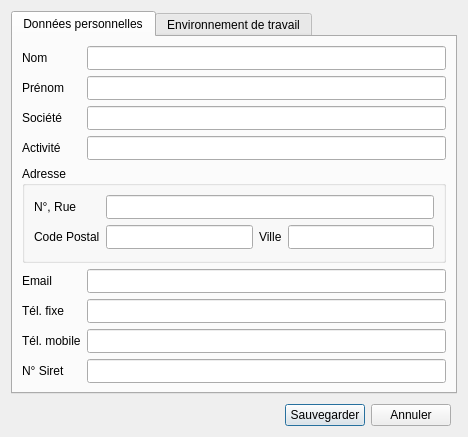
Above: src/gui/dialogs/userdatadialog.ui from FACT-Team/FactDev before the change. Below: the same form after it.
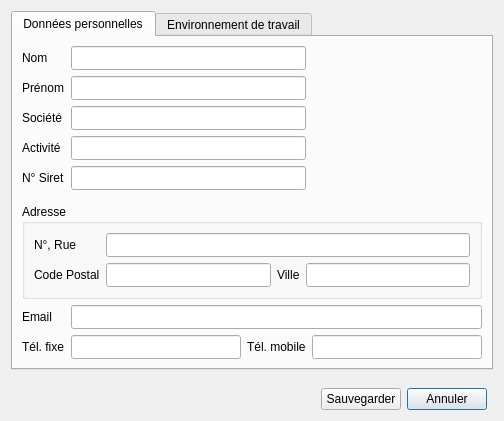
That is the form after the change. Icons and pictures are not drawn. Custom widgets are drawn as their Qt base class.

Commit message: Add Widget to browse image

Diff of the .ui file:
```diff
--- a/src/gui/dialogs/userdatadialog.ui
+++ b/src/gui/dialogs/userdatadialog.ui
@@ -6,10 +6,16 @@
    <rect>
     <x>0</x>
     <y>0</y>
-    <width>468</width>
-    <height>437</height>
+    <width>504</width>
+    <height>421</height>
    </rect>
   </property>
+  <property name="minimumSize">
+   <size>
+    <width>500</width>
+    <height>420</height>
+   </size>
+  </property>
   <property name="windowTitle">
    <string>Renseigner les données vous concernant</string>
   </property>
@@ -18,6 +24,33 @@
     <normaloff>:/icons/FactDev</normaloff>:/icons/FactDev</iconset>
   </property>
   <layout class="QGridLayout" name="gridLayout_3">
+   <item row="1" column="0" colspan="3">
+    <spacer name="verticalSpacer_2">
+     <property name="orientation">
+      <enum>Qt::Vertical</enum>
+     </property>
+     <property name="sizeHint" stdset="0">
+      <size>
+       <width>20</width>
+       <height>40</height>
+      </size>
+     </property>
+    </spacer>
+   </item>
+   <item row="4" column="3">
+    <layout class="QHBoxLayout" name="horizontalLayout"/>
+   </item>
+   <item row="2" column="2">
+    <widget class="QPushButton" name="btnCancel">
+     <property name="text">
+      <string>Annuler</string>
+     </property>
+     <property name="icon">
+      <iconset resource="../../icons.qrc">
+       <normaloff>:/icons/img/cancel.png</normaloff>:/icons/img/cancel.png</iconset>
+     </property>
+    </widget>
+   </item>
    <item row="2" column="1">
     <widget class="QPushButton" name="btnValid">
      <property name="text">
@@ -42,20 +75,6 @@
      </property>
     </spacer>
    </item>
-   <item row="4" column="3">
-    <layout class="QHBoxLayout" name="horizontalLayout"/>
-   </item>
-   <item row="2" column="2">
-    <widget class="QPushButton" name="btnCancel">
-     <property name="text">
-      <string>Annuler</string>
-     </property>
-     <property name="icon">
-      <iconset resource="../../icons.qrc">
-       <normaloff>:/icons/img/cancel.png</normaloff>:/icons/img/cancel.png</iconset>
-     </property>
-    </widget>
-   </item>
    <item row="0" column="0" colspan="4">
     <widget class="QTabWidget" name="tabUserData">
      <property name="tabShape">
@@ -69,6 +88,37 @@
        <string>Données personnelles</string>
       </attribute>
       <layout class="QGridLayout" name="gridLayout">
+       <item row="10" column="0">
+        <widget class="QLabel" name="lbEmail">
+         <property name="text">
+          <string>Email</string>
+         </property>
+        </widget>
+       </item>
+       <item row="11" column="0">
+        <widget class="QLabel" name="lbPhone">
+         <property name="text">
+          <string>Tél. fixe</string>
+         </property>
+        </widget>
+       </item>
+       <item row="11" column="1">
+        <widget class="Gui::Widgets::CheckFields::CheckPhone" name="lePhone">
+         <property name="minimumSize">
+          <size>
+           <width>0</width>
+           <height>24</height>
+          </size>
+         </property>
+        </widget>
+       </item>
+       <item row="1" column="0">
+        <widget class="QLabel" name="lbFirstname">
+         <property name="text">
+          <string>Prénom</string>
+         </property>
+        </widget>
+       </item>
        <item row="0" column="0">
         <widget class="QLabel" name="lbLastname">
          <property name="text">
@@ -76,21 +126,38 @@
          </property>
         </widget>
        </item>
-       <item row="10" column="0">
+       <item row="3" column="0">
+        <widget class="QLabel" name="lbTitle">
+         <property name="text">
+          <string>Activité</string>
+         </property>
+        </widget>
+       </item>
+       <item row="2" column="0">
+        <widget class="QLabel" name="lbCompany">
+         <property name="text">
+          <string>Société</string>
+         </property>
+        </widget>
+       </item>
+       <item row="11" column="2">
         <widget class="QLabel" name="lbMobilePhone">
          <property name="text">
           <string>Tél. mobile</string>
          </property>
         </widget>
        </item>
-       <item row="11" column="0">
-        <widget class="QLabel" name="lbNoSiret">
-         <property name="text">
-          <string>N° Siret</string>
+       <item row="11" column="3">
+        <widget class="Gui::Widgets::CheckFields::CheckPhone" name="leMobilePhone">
+         <property name="minimumSize">
+          <size>
+           <width>0</width>
+           <height>24</height>
+          </size>
          </property>
         </widget>
        </item>
-       <item row="7" column="0" colspan="2">
+       <item row="9" column="0" colspan="4">
         <widget class="QGroupBox" name="groupBox">
          <property name="title">
           <string>Adresse</string>
@@ -150,42 +217,7 @@
          </layout>
         </widget>
        </item>
-       <item row="8" column="0">
-        <widget class="QLabel" name="lbEmail">
-         <property name="text">
-          <string>Email</string>
-         </property>
-        </widget>
-       </item>
-       <item row="9" column="0">
-        <widget class="QLabel" name="lbPhone">
-         <property name="text">
-          <string>Tél. fixe</string>
-         </property>
-        </widget>
-       </item>
-       <item row="5" column="0">
-        <widget class="QLabel" name="lbCompany">
-         <property name="text">
-          <string>Société</string>
-         </property>
-        </widget>
-       </item>
-       <item row="6" column="0">
-        <widget class="QLabel" name="lbTitle">
-         <property name="text">
-          <string>Activité</string>
-         </property>
-        </widget>
-       </item>
-       <item row="1" column="0">
-        <widget class="QLabel" name="lbFirstname">
-         <property name="text">
-          <string>Prénom</string>
-         </property>
-        </widget>
-       </item>
-       <item row="0" column="1">
+       <item row="0" column="1" colspan="2">
         <widget class="Gui::Widgets::CheckFields::CheckFieldsLetters" name="leLastname">
          <property name="minimumSize">
           <size>
@@ -195,7 +227,7 @@
          </property>
         </widget>
        </item>
-       <item row="1" column="1">
+       <item row="1" column="1" colspan="2">
         <widget class="Gui::Widgets::CheckFields::CheckFieldsLetters" name="leFirstname">
          <property name="minimumSize">
           <size>
@@ -205,7 +237,7 @@
          </property>
         </widget>
        </item>
-       <item row="5" column="1">
+       <item row="2" column="1" colspan="2">
         <widget class="Gui::Widgets::CheckFields::CheckUntilField" name="leCompany">
          <property name="minimumSize">
           <size>
@@ -215,7 +247,7 @@
          </property>
         </widget>
        </item>
-       <item row="6" column="1">
+       <item row="3" column="1" colspan="2">
         <widget class="Gui::Widgets::CheckFields::CheckUntilField" name="leTitle">
          <property name="minimumSize">
           <size>
@@ -225,7 +257,7 @@
          </property>
         </widget>
        </item>
-       <item row="8" column="1">
+       <item row="10" column="1" colspan="3">
         <widget class="Gui::Widgets::CheckFields::CheckEmail" name="leEmail">
          <property name="minimumSize">
           <size>
@@ -235,27 +267,14 @@
          </property>
         </widget>
        </item>
-       <item row="9" column="1">
-        <widget class="Gui::Widgets::CheckFields::CheckPhone" name="lePhone">
-         <property name="minimumSize">
-          <size>
-           <width>0</width>
-           <height>24</height>
-          </size>
+       <item row="4" column="0">
+        <widget class="QLabel" name="lbNoSiret">
+         <property name="text">
+          <string>N° Siret</string>
          </property>
         </widget>
        </item>
-       <item row="10" column="1">
-        <widget class="Gui::Widgets::CheckFields::CheckPhone" name="leMobilePhone">
-         <property name="minimumSize">
-          <size>
-           <width>0</width>
-           <height>24</height>
-          </size>
-         </property>
-        </widget>
-       </item>
-       <item row="11" column="1">
+       <item row="4" column="1" colspan="2">
         <widget class="Gui::Widgets::CheckFields::CheckSiretNumber" name="leNoSiret">
          <property name="minimumSize">
           <size>
@@ -265,23 +284,34 @@
          </property>
         </widget>
        </item>
+       <item row="0" column="3" rowspan="6">
+        <widget class="Gui::Widgets::BrowseImageWidget" name="widget" native="true">
+         <property name="minimumSize">
+          <size>
+           <width>80</width>
+           <height>100</height>
+          </size>
+         </property>
+        </widget>
+       </item>
       </layout>
       <zorder>lbPhone</zorder>
-      <zorder>lbLastname</zorder>
-      <zorder>lbCompany</zorder>
       <zorder>groupBox</zorder>
       <zorder>lbEmail</zorder>
-      <zorder>lbNoSiret</zorder>
-      <zorder>lbTitle</zorder>
-      <zorder>lbMobilePhone</zorder>
-      <zorder>lbFirstname</zorder>
+      <zorder>leEmail</zorder>
+      <zorder>lePhone</zorder>
       <zorder>leLastname</zorder>
+      <zorder>lbLastname</zorder>
       <zorder>leFirstname</zorder>
+      <zorder>lbFirstname</zorder>
       <zorder>leCompany</zorder>
+      <zorder>lbCompany</zorder>
       <zorder>leTitle</zorder>
-      <zorder>leEmail</zorder>
-      <zorder>lePhone</zorder>
+      <zorder>lbTitle</zorder>
+      <zorder>lbMobilePhone</zorder>
       <zorder>leMobilePhone</zorder>
+      <zorder>widget</zorder>
+      <zorder>lbNoSiret</zorder>
       <zorder>leNoSiret</zorder>
      </widget>
      <widget class="QWidget" name="tab2Workspace">
@@ -354,19 +384,6 @@
      </widget>
     </widget>
    </item>
-   <item row="1" column="0" colspan="3">
-    <spacer name="verticalSpacer_2">
-     <property name="orientation">
-      <enum>Qt::Vertical</enum>
-     </property>
-     <property name="sizeHint" stdset="0">
-      <size>
-       <width>20</width>
-       <height>40</height>
-      </size>
-     </property>
-    </spacer>
-   </item>
   </layout>
  </widget>
  <customwidgets>
@@ -426,6 +443,12 @@
     <slot>fieldTextChanged(QString)</slot>
    </slots>
   </customwidget>
+  <customwidget>
+   <class>Gui::Widgets::BrowseImageWidget</class>
+   <extends>QWidget</extends>
+   <header>gui/widgets/browseimagewidget.h</header>
+   <container>1</container>
+  </customwidget>
  </customwidgets>
  <tabstops>
   <tabstop>leLastname</tabstop>
```
Left out of the diff: 6 changed lines with no effect on the pictures. The commit also changes 4 other files.
